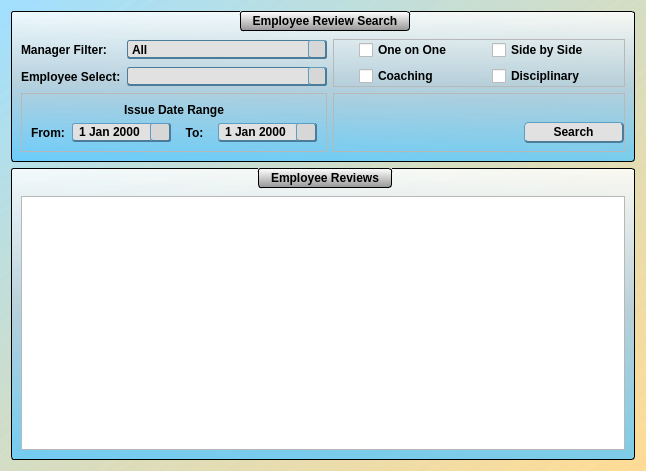
Qt form Ui_Files/review_search.ui (jakesb27/Manager_KPI_Tracker) before a commit.
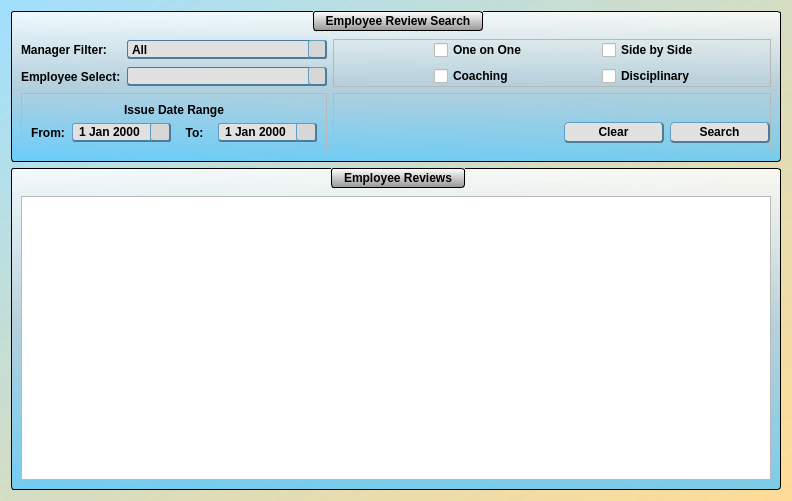
The same form after that commit. Icons and pictures are not drawn.

Commit message: finialized review GUIs and added basic functions to review_reader.py related to button clicks. Need to have create sql to pull review data and show in gui and function that will update cmredb with edited review.

```diff
--- a/Ui_Files/review_search.ui
+++ b/Ui_Files/review_search.ui
@@ -6,8 +6,8 @@
    <rect>
     <x>0</x>
     <y>0</y>
-    <width>646</width>
-    <height>471</height>
+    <width>788</width>
+    <height>501</height>
    </rect>
   </property>
   <property name="windowTitle">
@@ -240,7 +240,7 @@
         </property>
         <layout class="QGridLayout" name="gridLayout_5">
          <property name="leftMargin">
-          <number>25</number>
+          <number>100</number>
          </property>
          <property name="topMargin">
           <number>0</number>
@@ -338,6 +338,19 @@
            </property>
           </widget>
          </item>
+         <item row="1" column="1">
+          <widget class="QPushButton" name="clearButton">
+           <property name="minimumSize">
+            <size>
+             <width>100</width>
+             <height>0</height>
+            </size>
+           </property>
+           <property name="text">
+            <string>Clear</string>
+           </property>
+          </widget>
+         </item>
         </layout>
        </widget>
       </item>
@@ -465,7 +478,34 @@
      </property>
      <layout class="QGridLayout" name="gridLayout_3">
       <item row="0" column="0">
-       <widget class="QTableView" name="empReviewTable"/>
+       <widget class="QTableView" name="empReviewTable">
+        <property name="minimumSize">
+         <size>
+          <width>750</width>
+          <height>0</height>
+         </size>
+        </property>
+        <property name="styleSheet">
+         <string notr="true">QTableView{
+	font: 10pt &quot;MS Shell Dlg 2&quot;;
+}</string>
+        </property>
+        <property name="selectionMode">
+         <enum>QAbstractItemView::SingleSelection</enum>
+        </property>
+        <property name="selectionBehavior">
+         <enum>QAbstractItemView::SelectRows</enum>
+        </property>
+        <property name="verticalScrollMode">
+         <enum>QAbstractItemView::ScrollPerPixel</enum>
+        </property>
+        <property name="horizontalScrollMode">
+         <enum>QAbstractItemView::ScrollPerPixel</enum>
+        </property>
+        <property name="sortingEnabled">
+         <bool>true</bool>
+        </property>
+       </widget>
       </item>
      </layout>
     </widget>
```
The commit also changes 9 other files.
